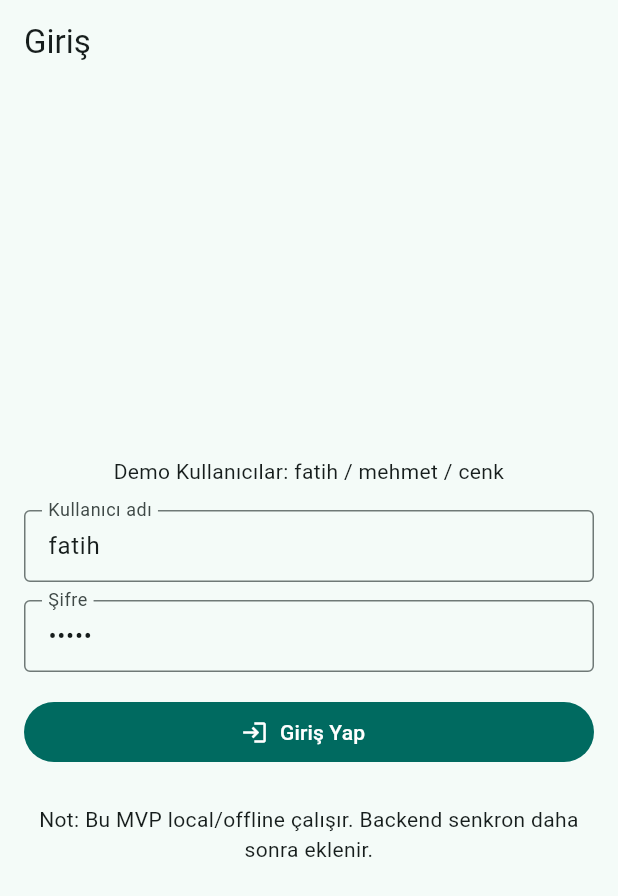
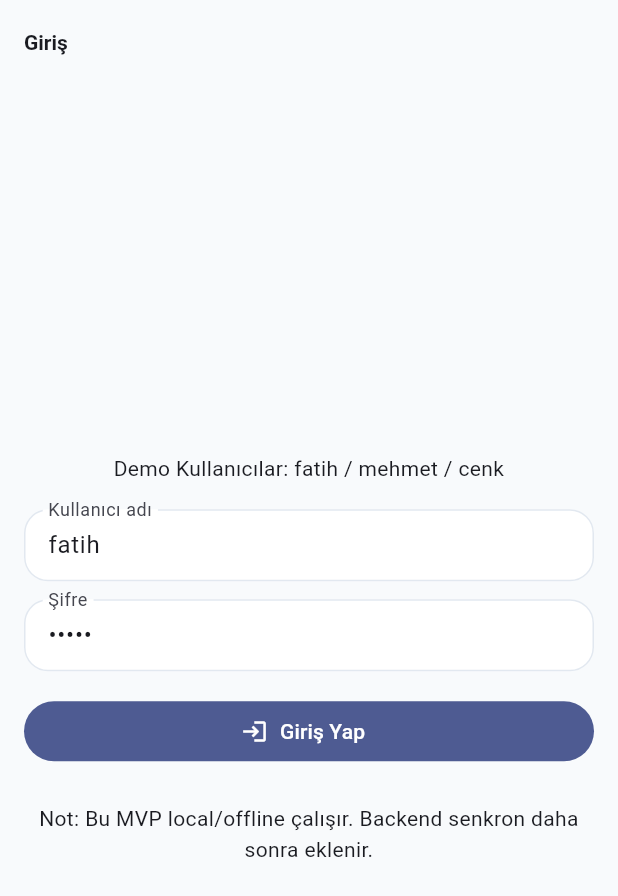
Before and after one commit to fatih-n-turkel/Esnaf_Mobile-Web, a Flutter app: the screen it shows after launch, on a phone screen of 412 x 824 dp. Shown: the top 896 px of the screen. Run offline on Flutter 3.47's test engine with Material 3 defaults, Android fonts, the phone set to English and light mode, and no system bars; our stand-ins replace flutter_riverpod, go_router, hive, hive_flutter, qr_flutter; missing offline and left inert: mobile_scanner; accounts and stored records are empty.

Commit message:
Polish web and mobile UI themes

```diff
--- a/esnaf-mobile/lib/core/theme.dart
+++ b/esnaf-mobile/lib/core/theme.dart
@@ -1,14 +1,113 @@
 import 'package:flutter/material.dart';
 
 ThemeData buildTheme() {
-  final base = ThemeData(useMaterial3: true, colorSchemeSeed: Colors.teal);
+  const primarySeed = Color(0xFF1D4ED8);
+  final colorScheme = ColorScheme.fromSeed(
+    seedColor: primarySeed,
+    brightness: Brightness.light,
+  );
+  final base = ThemeData(useMaterial3: true, colorScheme: colorScheme);
+  const radius = 16.0;
+
   return base.copyWith(
-    inputDecorationTheme: const InputDecorationTheme(
-      border: OutlineInputBorder(),
+    scaffoldBackgroundColor: const Color(0xFFF8FAFC),
+    appBarTheme: AppBarTheme(
+      backgroundColor: const Color(0xFFF8FAFC),
+      foregroundColor: colorScheme.onSurface,
+      elevation: 0,
+      centerTitle: false,
+      titleTextStyle: base.textTheme.titleLarge?.copyWith(
+        fontWeight: FontWeight.w700,
+        color: colorScheme.onSurface,
+      ),
+      iconTheme: IconThemeData(color: colorScheme.onSurface),
+    ),
+    textTheme: base.textTheme.copyWith(
+      headlineSmall: base.textTheme.headlineSmall?.copyWith(
+        fontWeight: FontWeight.w700,
+        color: colorScheme.onSurface,
+      ),
+      titleLarge: base.textTheme.titleLarge?.copyWith(
+        fontWeight: FontWeight.w700,
+        color: colorScheme.onSurface,
+      ),
+      bodyLarge: base.textTheme.bodyLarge?.copyWith(height: 1.5),
+      bodyMedium: base.textTheme.bodyMedium?.copyWith(height: 1.5),
+    ),
+    cardTheme: CardThemeData(
+      color: Colors.white,
+      elevation: 0,
+      shadowColor: Colors.black.withOpacity(0.05),
+      margin: const EdgeInsets.all(8),
+      shape: RoundedRectangleBorder(
+        borderRadius: BorderRadius.circular(radius),
+        side: const BorderSide(color: Color(0xFFE2E8F0)),
+      ),
+    ),
+    inputDecorationTheme: InputDecorationTheme(
       isDense: true,
+      filled: true,
+      fillColor: Colors.white,
+      hintStyle: TextStyle(color: Colors.grey.shade500),
+      border: OutlineInputBorder(
+        borderRadius: BorderRadius.circular(radius),
+        borderSide: const BorderSide(color: Color(0xFFE2E8F0)),
+      ),
+      enabledBorder: OutlineInputBorder(
+        borderRadius: BorderRadius.circular(radius),
+        borderSide: const BorderSide(color: Color(0xFFE2E8F0)),
+      ),
+      focusedBorder: OutlineInputBorder(
+        borderRadius: BorderRadius.circular(radius),
+        borderSide: BorderSide(color: colorScheme.primary, width: 1.5),
+      ),
     ),
-    cardTheme: const CardThemeData(
-      margin: EdgeInsets.all(8),
+    elevatedButtonTheme: ElevatedButtonThemeData(
+      style: ElevatedButton.styleFrom(
+        elevation: 0,
+        padding: const EdgeInsets.symmetric(horizontal: 20, vertical: 14),
+        shape: RoundedRectangleBorder(
+          borderRadius: BorderRadius.circular(radius),
+        ),
+        textStyle: const TextStyle(fontWeight: FontWeight.w600),
+      ),
+    ),
+    outlinedButtonTheme: OutlinedButtonThemeData(
+      style: OutlinedButton.styleFrom(
+        padding: const EdgeInsets.symmetric(horizontal: 20, vertical: 14),
+        shape: RoundedRectangleBorder(
+          borderRadius: BorderRadius.circular(radius),
+        ),
+        side: const BorderSide(color: Color(0xFFE2E8F0)),
+        textStyle: const TextStyle(fontWeight: FontWeight.w600),
+      ),
+    ),
+    textButtonTheme: TextButtonThemeData(
+      style: TextButton.styleFrom(
+        textStyle: const TextStyle(fontWeight: FontWeight.w600),
+        foregroundColor: colorScheme.primary,
+      ),
+    ),
+    listTileTheme: ListTileThemeData(
+      contentPadding: const EdgeInsets.symmetric(horizontal: 16, vertical: 8),
+      iconColor: colorScheme.primary,
+      shape: RoundedRectangleBorder(
+        borderRadius: BorderRadius.circular(12),
+      ),
+      tileColor: Colors.white,
+    ),
+    chipTheme: base.chipTheme.copyWith(
+      backgroundColor: const Color(0xFFEFF6FF),
+      labelStyle: TextStyle(color: colorScheme.primary),
+      shape: RoundedRectangleBorder(
+        borderRadius: BorderRadius.circular(12),
+        side: BorderSide(color: colorScheme.primary.withOpacity(0.1)),
+      ),
+    ),
+    dividerTheme: const DividerThemeData(
+      color: Color(0xFFE2E8F0),
+      thickness: 1,
+      space: 24,
     ),
   );
 }
```
Also changed, not shown: 7 other files.
